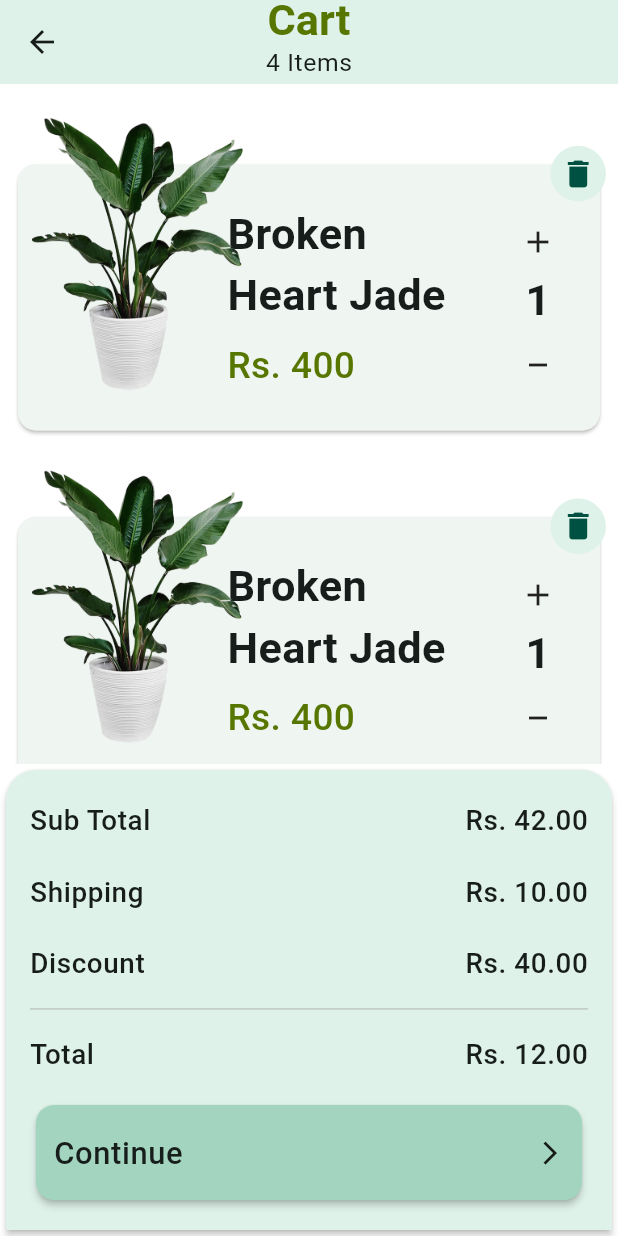
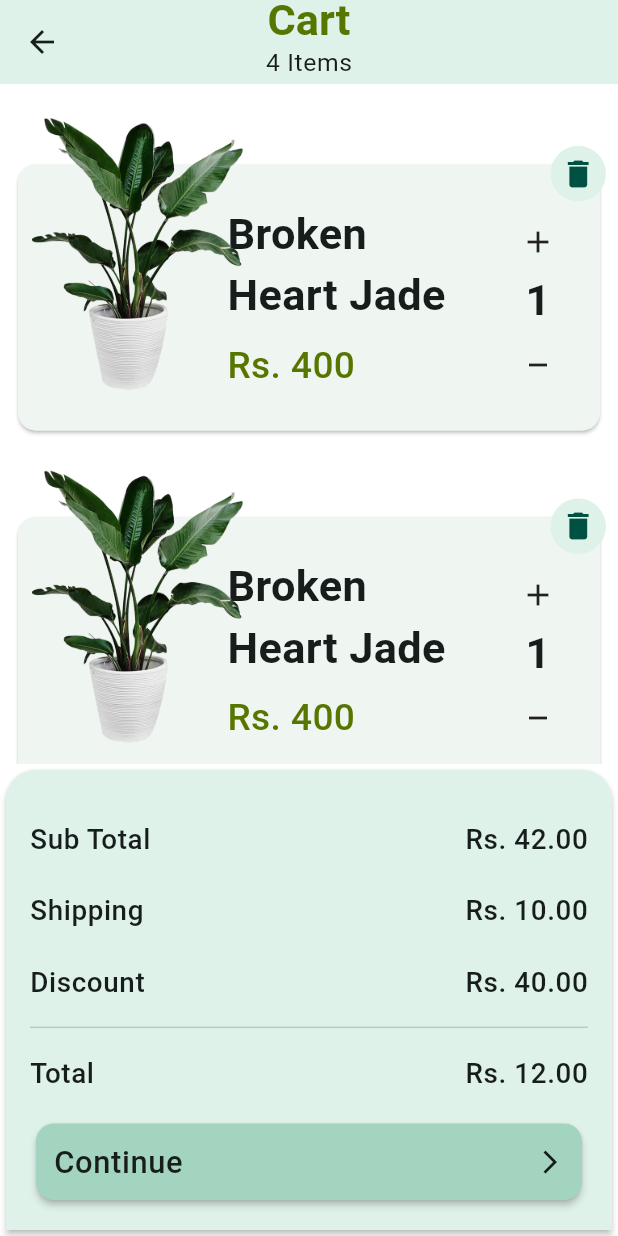
Before and after one commit to Zatinmohan/Ugaoo-Plant-App, a Flutter app: the CartPage screen opened directly, on a phone screen of 412 x 824 dp. Run offline on Flutter 3.47's test engine with Material 3 defaults, Android fonts, the phone set to English and light mode, and no system bars; our stand-ins replace cached_network_image, dio, firebase_auth, firebase_core, flutter_riverpod, go_router and 3 more; accounts and stored records are empty.

Commit message:
ui changes in cart price widget

```diff
--- a/lib/pages/cart_page/views/widgets/card_price_detail_widget.dart
+++ b/lib/pages/cart_page/views/widgets/card_price_detail_widget.dart
@@ -57,7 +57,7 @@ class CartPriceDetailWidget extends StatelessWidget {
               ),
             ),
             const SizedBox(height: 12.0),
-            const Expanded(
+            const Flexible(
               flex: 2,
               child: ContinueToAddressButton(),
             ),
```
